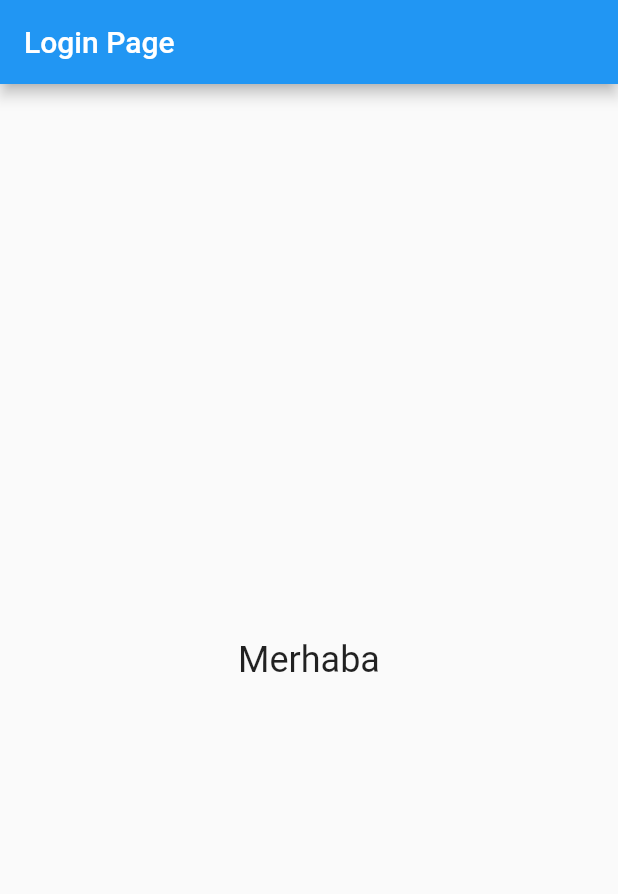
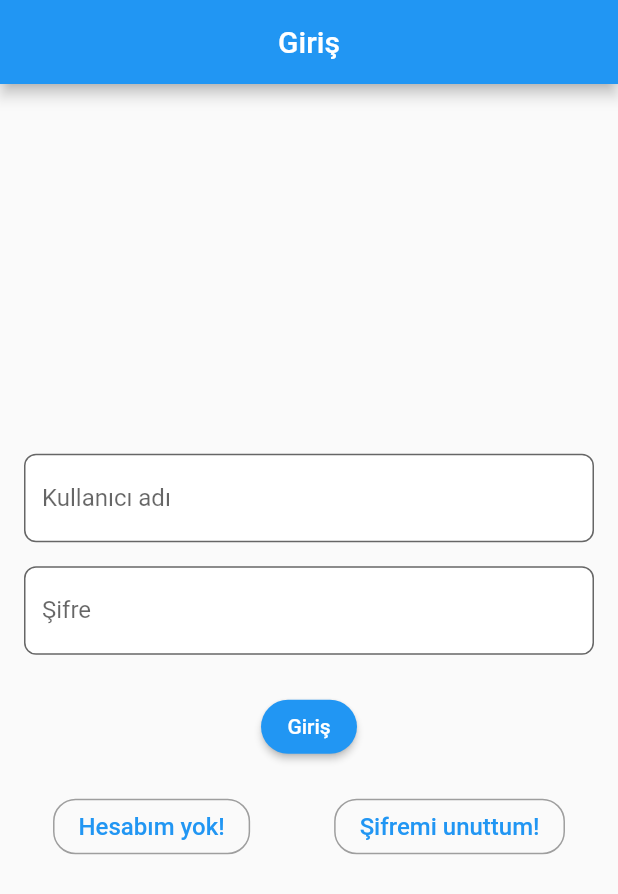
Before and after one commit to tumaytopcu/F30-FlutterProject, a Flutter app: the screen it shows after launch, on a phone screen of 412 x 824 dp. Shown: the top 894 px of the screen. Run offline on Flutter 3.47's test engine with Material 2 defaults, Android fonts, the phone set to English and light mode, and no system bars.

Commit message:
Login Page update

```diff
--- a/lib/main.dart
+++ b/lib/main.dart
@@ -1,5 +1,6 @@
 import 'package:f30_bootcamp/pages/login_page.dart';
 import 'package:flutter/material.dart';
+
 
 void main() {
   runApp(const MyApp());
--- a/lib/pages/login_page.dart
+++ b/lib/pages/login_page.dart
@@ -1,17 +1,109 @@
 import 'package:flutter/material.dart';
 
-class LoginPage extends StatelessWidget {
+class LoginPage extends StatefulWidget {
+  const LoginPage({super.key});
 
+  @override
+  _LoginPageState createState() => _LoginPageState();
+}
+
+class _LoginPageState extends State<LoginPage> {
+  final TextEditingController _usernameController = TextEditingController();
+  final TextEditingController _passwordController = TextEditingController();
 
   @override
   Widget build(BuildContext context) {
     return Scaffold(
       appBar: AppBar(
-        title: Text('Login Page'),
+        title: const Center(child: Text('Giriş')),
       ),
-      body: Center(
-        child: Text("Merhaba",
-          style: TextStyle(fontSize: 24),
+      body: Container(
+        padding: const EdgeInsets.all(16.0),
+        child: Column(
+          mainAxisAlignment: MainAxisAlignment.center,
+          children: <Widget>[
+            TextField(
+              controller: _usernameController,
+              decoration: InputDecoration(
+                labelText: 'Kullanıcı adı',
+                filled: true,
+                fillColor: Colors.white,
+                border: OutlineInputBorder(
+                  borderRadius: BorderRadius.circular(8.0),
+                ),
+              ),
+            ),
+            const SizedBox(height: 16.0),
+            TextField(
+              controller: _passwordController,
+              decoration: InputDecoration(
+                labelText: 'Şifre',
+                filled: true,
+                fillColor: Colors.white,
+                border: OutlineInputBorder(
+                  borderRadius: BorderRadius.circular(8.0),
+                ),
+              ),
+              obscureText: true,
+            ),
+            const SizedBox(height: 24.0),
+            ElevatedButton(
+              style: ElevatedButton.styleFrom(
+                backgroundColor: Theme.of(context).colorScheme.secondary,
+                shape: RoundedRectangleBorder(
+                  borderRadius: BorderRadius.circular(30.0), // Oval yapmak için yüksek bir değer kullanın
+                ),
+              ),
+              child: const Text('Giriş'),
+              onPressed: () {
+                // Kullanıcı girişi işlemlerini burada gerçekleştirin
+                // Giriş işlemlerini doğrulama veya yönlendirme yapabilirsiniz
+              },
+            ),
+            const SizedBox(height: 16.0),
+            Center(
+              child: Row(
+                mainAxisAlignment: MainAxisAlignment.center,
+                children: [
+                  TextButton(
+                  onPressed: () {
+              // Hesap oluşturma işlemlerini burada gerçekleştirin
+            },
+              child: Container(
+                decoration: BoxDecoration(
+                  borderRadius: BorderRadius.circular(15.0),
+                  border: Border.all(
+                    color: Colors.grey,
+                    width: 1.0,
+                  ),
+                ),
+                padding: const EdgeInsets.symmetric(horizontal: 16.0, vertical: 8.0),
+                child: const Text('Hesabım yok!', style: TextStyle(fontSize: 16.0)),
+              ),
+            ),
+                  const SizedBox(width: 40.0,),
+                  TextButton(
+                    onPressed: () {
+                      // Şifre oluşturma işlemleri
+                    },
+                    child: Container(
+                      decoration: BoxDecoration(
+                        borderRadius: BorderRadius.circular(15.0),
+                        border: Border.all(
+                          color: Colors.grey,
+                          width: 1.0,
+                        ),
+                      ),
+                      padding: const EdgeInsets.symmetric(horizontal: 16.0, vertical: 8.0),
+                      child: const Text('Şifremi unuttum!',
+                          style: TextStyle(
+                              fontSize: 16.0)),
+                    ),
+                  ),
+                ],
+              ),
+            )
+          ],
         ),
       ),
     );
--- a/pubspec.yaml
+++ b/pubspec.yaml
@@ -30,6 +30,7 @@ environment:
 dependencies:
   flutter:
     sdk: flutter
+
 
 
   # The following adds the Cupertino Icons font to your application.
```
